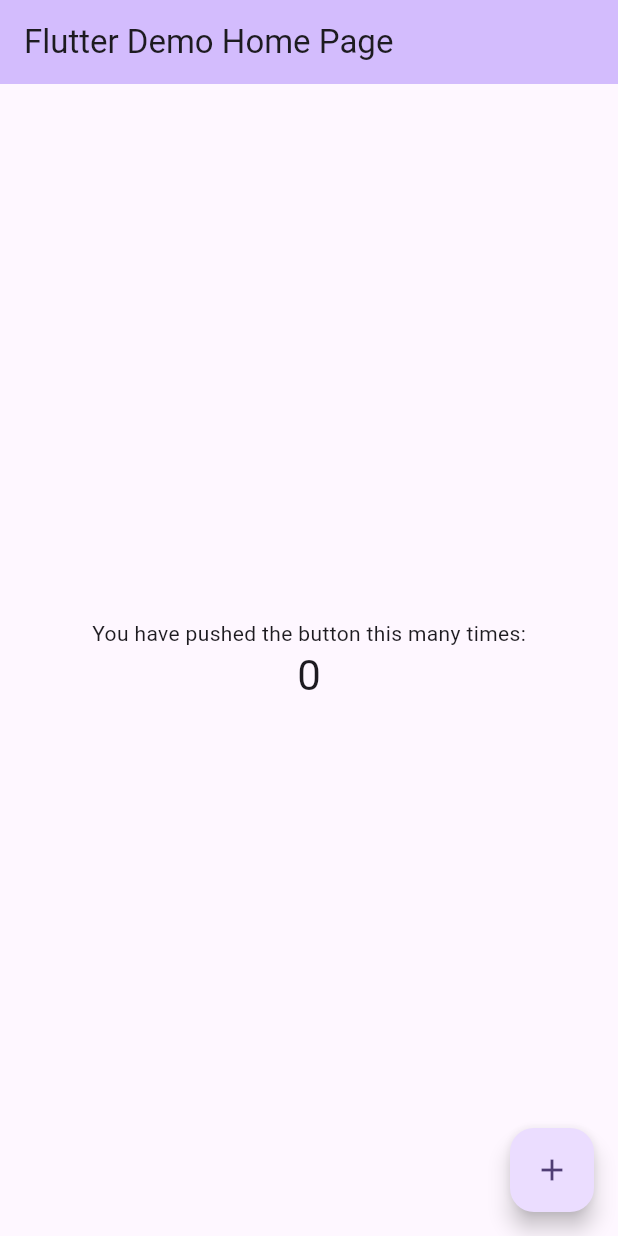
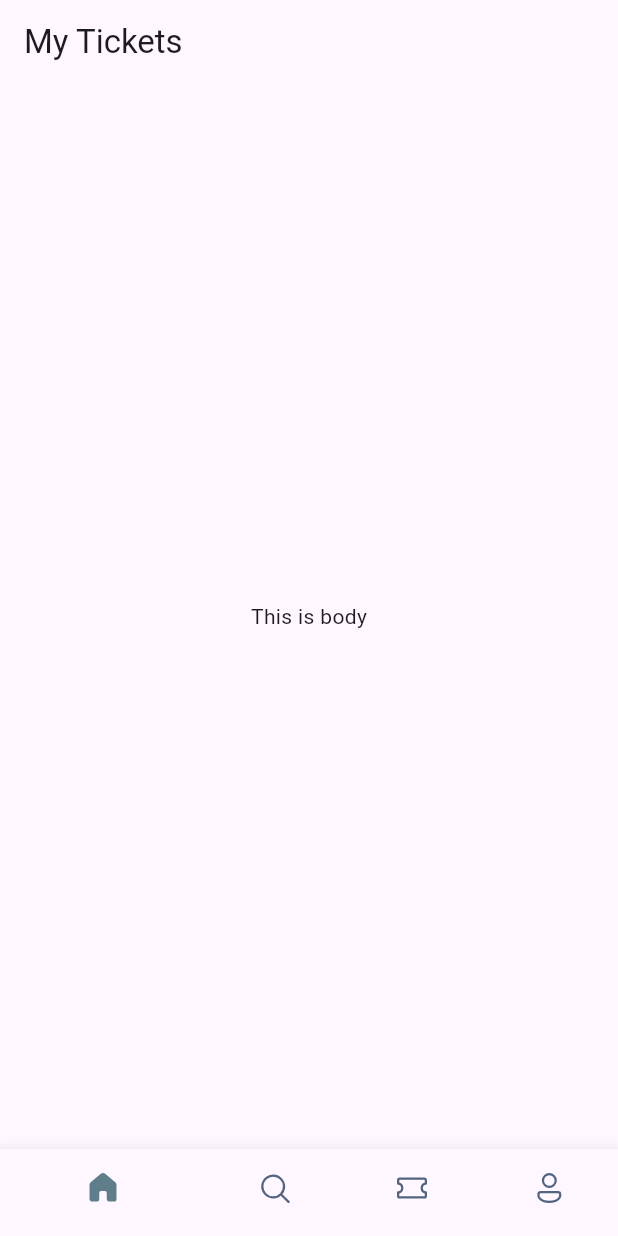
Before and after one commit to ChathuraHettiarachchi/Flutter-Ticket-Booking, a Flutter app: the screen it shows after launch, on a phone screen of 412 x 824 dp. Run offline on Flutter 3.47's test engine with Material 2 defaults, Android fonts, the phone set to English and light mode, and no system bars; our stand-ins replace fluentui_icons.

Commit message:
Fix bottom bar with icons

```diff
--- a/lib/main.dart
+++ b/lib/main.dart
@@ -1,4 +1,5 @@
 import 'package:flutter/material.dart';
+import 'package:flutter_ticket_booking/screens/bottom_bar.dart';
 
 void main() {
   runApp(const MyApp());
@@ -7,119 +8,15 @@ void main() {
 class MyApp extends StatelessWidget {
   const MyApp({super.key});
 
-  // This widget is the root of your application.
   @override
   Widget build(BuildContext context) {
     return MaterialApp(
       title: 'Flutter Demo',
       theme: ThemeData(
-        // This is the theme of your application.
-        //
-        // TRY THIS: Try running your application with "flutter run". You'll see
-        // the application has a blue toolbar. Then, without quitting the app,
-        // try changing the seedColor in the colorScheme below to Colors.green
-        // and then invoke "hot reload" (save your changes or press the "hot
-        // reload" button in a Flutter-supported IDE, or press "r" if you used
-        // the command line to start the app).
-        //
-        // Notice that the counter didn't reset back to zero; the application
-        // state is not lost during the reload. To reset the state, use hot
-        // restart instead.
-        //
-        // This works for code too, not just values: Most code changes can be
-        // tested with just a hot reload.
         colorScheme: ColorScheme.fromSeed(seedColor: Colors.deepPurple),
         useMaterial3: true,
       ),
-      home: const MyHomePage(title: 'Flutter Demo Home Page'),
+      home: const BottomBar(),
     );
   }
 }
-
-class MyHomePage extends StatefulWidget {
-  const MyHomePage({super.key, required this.title});
-
-  // This widget is the home page of your application. It is stateful, meaning
-  // that it has a State object (defined below) that contains fields that affect
-  // how it looks.
-
-  // This class is the configuration for the state. It holds the values (in this
-  // case the title) provided by the parent (in this case the App widget) and
-  // used by the build method of the State. Fields in a Widget subclass are
-  // always marked "final".
-
-  final String title;
-
-  @override
-  State<MyHomePage> createState() => _MyHomePageState();
-}
-
-class _MyHomePageState extends State<MyHomePage> {
-  int _counter = 0;
-
-  void _incrementCounter() {
-    setState(() {
-      // This call to setState tells the Flutter framework that something has
-      // changed in this State, which causes it to rerun the build method below
-      // so that the display can reflect the updated values. If we changed
-      // _counter without calling setState(), then the build method would not be
-      // called again, and so nothing would appear to happen.
-      _counter++;
-    });
-  }
-
-  @override
-  Widget build(BuildContext context) {
-    // This method is rerun every time setState is called, for instance as done
-    // by the _incrementCounter method above.
-    //
-    // The Flutter framework has been optimized to make rerunning build methods
-    // fast, so that you can just rebuild anything that needs updating rather
-    // than having to individually change instances of widgets.
-    return Scaffold(
-      appBar: AppBar(
-        // TRY THIS: Try changing the color here to a specific color (to
-        // Colors.amber, perhaps?) and trigger a hot reload to see the AppBar
-        // change color while the other colors stay the same.
-        backgroundColor: Theme.of(context).colorScheme.inversePrimary,
-        // Here we take the value from the MyHomePage object that was created by
-        // the App.build method, and use it to set our appbar title.
-        title: Text(widget.title),
-      ),
-      body: Center(
-        // Center is a layout widget. It takes a single child and positions it
-        // in the middle of the parent.
-        child: Column(
-          // Column is also a layout widget. It takes a list of children and
-          // arranges them vertically. By default, it sizes itself to fit its
-          // children horizontally, and tries to be as tall as its parent.
-          //
-          // Column has various properties to control how it sizes itself and
-          // how it positions its children. Here we use mainAxisAlignment to
-          // center the children vertically; the main axis here is the vertical
-          // axis because Columns are vertical (the cross axis would be
-          // horizontal).
-          //
-          // TRY THIS: Invoke "debug painting" (choose the "Toggle Debug Paint"
-          // action in the IDE, or press "p" in the console), to see the
-          // wireframe for each widget.
-          mainAxisAlignment: MainAxisAlignment.center,
-          children: <Widget>[
-            const Text(
-              'You have pushed the button this many times:',
-            ),
-            Text(
-              '$_counter',
-              style: Theme.of(context).textTheme.headlineMedium,
-            ),
-          ],
-        ),
-      ),
-      floatingActionButton: FloatingActionButton(
-        onPressed: _incrementCounter,
-        tooltip: 'Increment',
-        child: const Icon(Icons.add),
-      ), // This trailing comma makes auto-formatting nicer for build methods.
-    );
-  }
-}
--- /dev/null
+++ b/lib/screens/bottom_bar.dart
@@ -0,0 +1,49 @@
+import 'package:fluentui_icons/fluentui_icons.dart';
+import 'package:flutter/cupertino.dart';
+import 'package:flutter/material.dart';
+
+class BottomBar extends StatefulWidget {
+  const BottomBar({super.key});
+
+  @override
+  State<BottomBar> createState() => _BottomBarState();
+}
+
+class _BottomBarState extends State<BottomBar> {
+  @override
+  Widget build(BuildContext context) {
+    return Scaffold(
+      appBar: AppBar(
+        title: const Text('My Tickets'),
+      ),
+      body: const Center(
+        child: Text('This is body'),
+      ),
+      bottomNavigationBar: BottomNavigationBar(
+        elevation: 10,
+        showSelectedLabels: false,
+        showUnselectedLabels: false,
+        selectedItemColor: Colors.blueGrey,
+        unselectedItemColor: const Color(0xFF526480),
+        items: const [
+          BottomNavigationBarItem(
+              icon: Icon(FluentSystemIcons.ic_fluent_home_regular),
+              activeIcon: Icon(FluentSystemIcons.ic_fluent_home_filled),
+              label: 'Home'),
+          BottomNavigationBarItem(
+              icon: Icon(FluentSystemIcons.ic_fluent_search_regular),
+              activeIcon: Icon(FluentSystemIcons.ic_fluent_search_filled),
+              label: 'Search'),
+          BottomNavigationBarItem(
+              icon: Icon(FluentSystemIcons.ic_fluent_ticket_regular),
+              activeIcon: Icon(FluentSystemIcons.ic_fluent_ticket_filled),
+              label: 'Tickets'),
+          BottomNavigationBarItem(
+              icon: Icon(FluentSystemIcons.ic_fluent_person_regular),
+              activeIcon: Icon(FluentSystemIcons.ic_fluent_person_filled),
+              label: 'Profile')
+        ],
+      ),
+    );
+  }
+}
--- a/pubspec.yaml
+++ b/pubspec.yaml
@@ -35,6 +35,7 @@ dependencies:
   # The following adds the Cupertino Icons font to your application.
   # Use with the CupertinoIcons class for iOS style icons.
   cupertino_icons: ^1.0.2
+  fluentui_icons: ^1.0.0
 
 dev_dependencies:
   flutter_test:
```
Also changed, not shown: pubspec.lock.
